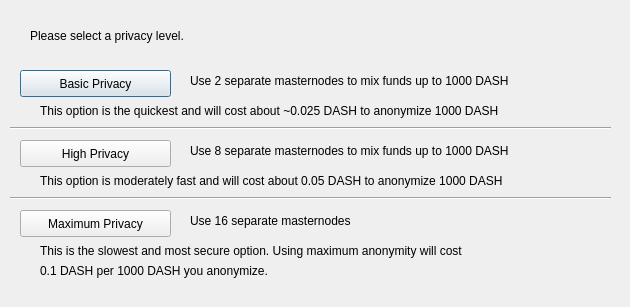
Qt form src/qt/forms/darksendconfig.ui (MinersHeaven/XCLCoin) before a commit.
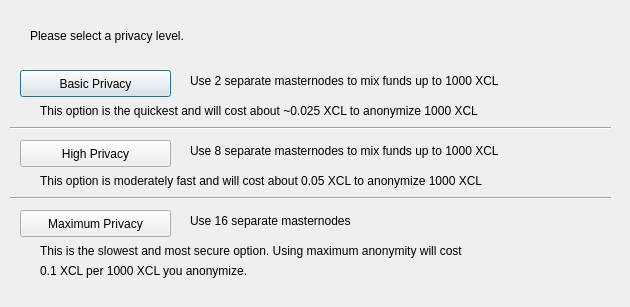
The same form after that commit.

The edit to the form file:
```diff
--- a/src/qt/forms/darksendconfig.ui
+++ b/src/qt/forms/darksendconfig.ui
@@ -75,7 +75,7 @@
     </rect>
    </property>
    <property name="text">
-    <string>Use 2 separate masternodes to mix funds up to 1000 DASH</string>
+    <string>Use 2 separate masternodes to mix funds up to 1000 XCL</string>
    </property>
   </widget>
   <widget class="QLabel" name="label_3">
@@ -88,7 +88,7 @@
     </rect>
    </property>
    <property name="text">
-    <string>Use 8 separate masternodes to mix funds up to 1000 DASH</string>
+    <string>Use 8 separate masternodes to mix funds up to 1000 XCL</string>
    </property>
   </widget>
   <widget class="QLabel" name="label_4">
@@ -114,7 +114,7 @@
     </rect>
    </property>
    <property name="text">
-    <string>This option is the quickest and will cost about ~0.025 DASH to anonymize 1000 DASH</string>
+    <string>This option is the quickest and will cost about ~0.025 XCL to anonymize 1000 XCL</string>
    </property>
   </widget>
   <widget class="QLabel" name="label_7">
@@ -127,7 +127,7 @@
     </rect>
    </property>
    <property name="text">
-    <string>This option is moderately fast and will cost about 0.05 DASH to anonymize 1000 DASH</string>
+    <string>This option is moderately fast and will cost about 0.05 XCL to anonymize 1000 XCL</string>
    </property>
   </widget>
   <widget class="QLabel" name="label_8">
@@ -153,7 +153,7 @@
     </rect>
    </property>
    <property name="text">
-    <string>0.1 DASH per 1000 DASH you anonymize.</string>
+    <string>0.1 XCL per 1000 XCL you anonymize.</string>
    </property>
   </widget>
   <widget class="Line" name="line">
```
